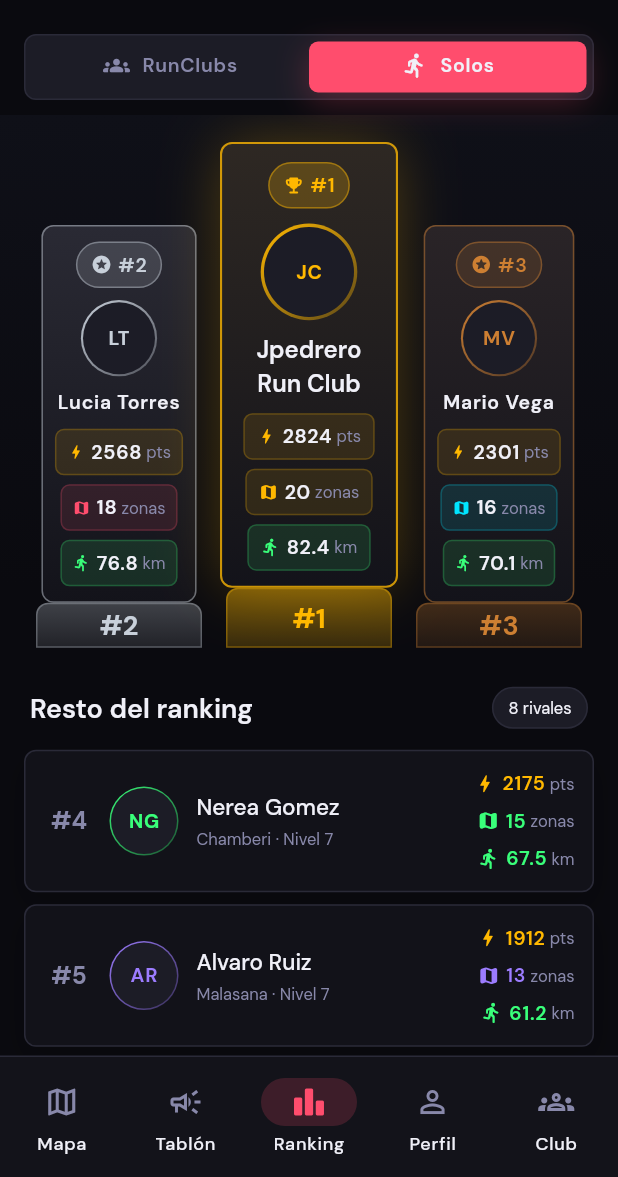
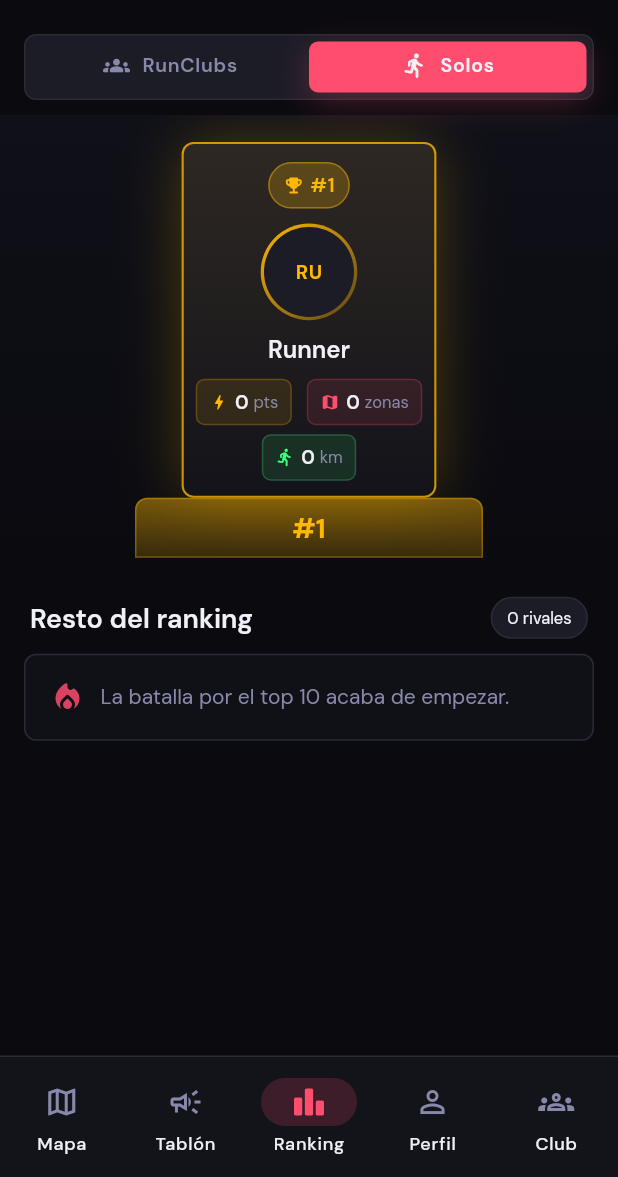
Before and after one commit to jacobo97pd/TrazosApp, a Flutter app: the RankingScreen screen opened by its route, tab 2 chosen, on a phone screen of 412 x 824 dp, the part 59-1236 px from its top. Run offline on Flutter 3.47's test engine with Material 3 defaults, Android fonts, the phone set to English and light mode, and no system bars; our stand-ins replace app_links, cloud_firestore, cloud_functions, confetti, equatable, firebase_auth and 13 more; accounts and stored records are empty.

Commit message:
Remove mocked runners from map and ranking
Las rutas de demo (mock_runners) ya no se pintan en el mapa ni
aparecen en el ranking; el mapa centra en la ubicacion real del
usuario en vez de forzar Madrid centro.

Co-Authored-By: Claude Opus 4.8 <noreply@anthropic.com>

```diff
--- a/lib/data/mock_runners.dart
+++ /dev/null
@@ -1,209 +0,0 @@
-import 'package:flutter/material.dart';
-import 'package:google_maps_flutter/google_maps_flutter.dart';
-
-import '../core/theme.dart';
-
-class MockRunner {
-  const MockRunner({
-    required this.id,
-    required this.name,
-    required this.subtitle,
-    required this.zones,
-    required this.km,
-    required this.level,
-    required this.color,
-    required this.route,
-  });
-
-  final String id;
-  final String name;
-  final String subtitle;
-  final int zones;
-  final double km;
-  final int level;
-  final Color color;
-  final List<LatLng> route;
-}
-
-const mockRunners = [
-  MockRunner(
-    id: 'mock-jc',
-    name: 'Jpedrero Run Club',
-    subtitle: 'Madrid Centro',
-    zones: 20,
-    km: 82.4,
-    level: 9,
-    color: AppColors.gold,
-    route: [
-      LatLng(40.4183, -3.7058),
-      LatLng(40.4198, -3.7028),
-      LatLng(40.4189, -3.6992),
-      LatLng(40.4164, -3.6998),
-      LatLng(40.4154, -3.7031),
-      LatLng(40.4169, -3.7060),
-      LatLng(40.4183, -3.7058),
-    ],
-  ),
-  MockRunner(
-    id: 'mock-lucia',
-    name: 'Lucia Torres',
-    subtitle: 'Retiro',
-    zones: 18,
-    km: 76.8,
-    level: 8,
-    color: AppColors.accent,
-    route: [
-      LatLng(40.4152, -3.6889),
-      LatLng(40.4185, -3.6876),
-      LatLng(40.4202, -3.6847),
-      LatLng(40.4178, -3.6814),
-      LatLng(40.4144, -3.6828),
-      LatLng(40.4127, -3.6863),
-      LatLng(40.4152, -3.6889),
-    ],
-  ),
-  MockRunner(
-    id: 'mock-mario',
-    name: 'Mario Vega',
-    subtitle: 'Arganzuela',
-    zones: 16,
-    km: 70.1,
-    level: 8,
-    color: AppColors.cyan,
-    route: [
-      LatLng(40.4078, -3.7063),
-      LatLng(40.4099, -3.7022),
-      LatLng(40.4086, -3.6978),
-      LatLng(40.4053, -3.6973),
-      LatLng(40.4038, -3.7019),
-      LatLng(40.4051, -3.7068),
-      LatLng(40.4078, -3.7063),
-    ],
-  ),
-  MockRunner(
-    id: 'mock-nerea',
-    name: 'Nerea Gomez',
-    subtitle: 'Chamberi',
-    zones: 15,
-    km: 67.5,
-    level: 7,
-    color: AppColors.green,
-    route: [
-      LatLng(40.4315, -3.7078),
-      LatLng(40.4337, -3.7049),
-      LatLng(40.4321, -3.7009),
-      LatLng(40.4288, -3.7018),
-      LatLng(40.4276, -3.7055),
-      LatLng(40.4298, -3.7085),
-      LatLng(40.4315, -3.7078),
-    ],
-  ),
-  MockRunner(
-    id: 'mock-alvaro',
-    name: 'Alvaro Ruiz',
-    subtitle: 'Malasana',
-    zones: 13,
-    km: 61.2,
-    level: 7,
-    color: Color(0xFF9C7CFF),
-    route: [
-      LatLng(40.4253, -3.7072),
-      LatLng(40.4269, -3.7037),
-      LatLng(40.4252, -3.7008),
-      LatLng(40.4225, -3.7014),
-      LatLng(40.4214, -3.7048),
-      LatLng(40.4231, -3.7077),
-      LatLng(40.4253, -3.7072),
-    ],
-  ),
-  MockRunner(
-    id: 'mock-carmen',
-    name: 'Carmen Sanz',
-    subtitle: 'Lavapies',
-    zones: 12,
-    km: 57.9,
-    level: 6,
-    color: Color(0xFFFF7A45),
-    route: [
-      LatLng(40.4117, -3.7041),
-      LatLng(40.4126, -3.7005),
-      LatLng(40.4102, -3.6978),
-      LatLng(40.4078, -3.6996),
-      LatLng(40.4076, -3.7032),
-      LatLng(40.4099, -3.7052),
-      LatLng(40.4117, -3.7041),
-    ],
-  ),
-  MockRunner(
-    id: 'mock-diego',
-    name: 'Diego Marin',
-    subtitle: 'Salamanca',
-    zones: 11,
-    km: 52.6,
-    level: 6,
-    color: Color(0xFF46C2FF),
-    route: [
-      LatLng(40.4248, -3.6899),
-      LatLng(40.4279, -3.6875),
-      LatLng(40.4266, -3.6834),
-      LatLng(40.4232, -3.6829),
-      LatLng(40.4214, -3.6867),
-      LatLng(40.4228, -3.6902),
-      LatLng(40.4248, -3.6899),
-    ],
-  ),
-  MockRunner(
-    id: 'mock-ines',
-    name: 'Ines Martin',
-    subtitle: 'La Latina',
-    zones: 10,
-    km: 49.7,
-    level: 5,
-    color: Color(0xFFFF5FA2),
-    route: [
-      LatLng(40.4136, -3.7114),
-      LatLng(40.4156, -3.7084),
-      LatLng(40.4142, -3.7052),
-      LatLng(40.4109, -3.7056),
-      LatLng(40.4096, -3.7088),
-      LatLng(40.4114, -3.7118),
-      LatLng(40.4136, -3.7114),
-    ],
-  ),
-  MockRunner(
-    id: 'mock-pablo',
-    name: 'Pablo Nieto',
-    subtitle: 'Atocha',
-    zones: 9,
-    km: 43.3,
-    level: 5,
-    color: Color(0xFF7DD856),
-    route: [
-      LatLng(40.4092, -3.6937),
-      LatLng(40.4117, -3.6908),
-      LatLng(40.4102, -3.6869),
-      LatLng(40.4069, -3.6876),
-      LatLng(40.4059, -3.6915),
-      LatLng(40.4074, -3.6942),
-      LatLng(40.4092, -3.6937),
-    ],
-  ),
-  MockRunner(
-    id: 'mock-sara',
-    name: 'Sara Cano',
-    subtitle: 'Moncloa',
-    zones: 8,
-    km: 39.5,
-    level: 4,
-    color: Color(0xFFFFD166),
-    route: [
-      LatLng(40.4336, -3.7185),
-      LatLng(40.4362, -3.7158),
-      LatLng(40.4351, -3.7119),
-      LatLng(40.4318, -3.7114),
-      LatLng(40.4302, -3.7152),
-      LatLng(40.4316, -3.7187),
-      LatLng(40.4336, -3.7185),
-    ],
-  ),
-];
--- a/lib/screens/map_screen.dart
+++ b/lib/screens/map_screen.dart
@@ -12,7 +12,6 @@ import 'package:go_router/go_router.dart';
 
 import '../core/router.dart';
 import '../core/theme.dart';
-import '../data/mock_runners.dart';
 import '../providers/zones_provider.dart';
 import '../services/permissions_service.dart';
 
@@ -21,10 +20,6 @@ const _defaultCameraPosition = CameraPosition(
   target: LatLng(40.4168, -3.7038),
   zoom: 14.5,
 );
-
-// Mientras existan rutas mock de demo, mantenemos la camara sobre Madrid centro
-// para que los trazos se vean y no haya salto automatico a la ubicacion real.
-const _showMockRoutes = true;
 
 // Estilo del puntero de ubicación. `runner` = icono propio (se genera en código);
 // `dot` = punto azul por defecto de Google. Cambia esta constante para alternar.
@@ -142,8 +137,7 @@ class _MapScreenState extends ConsumerState<MapScreen> {
 
   Future<void> _prepareMap() async {
     final styleFuture = rootBundle.loadString('assets/map_style_dark.json');
-    final cameraFuture =
-        _showMockRoutes ? Future.value(_defaultCameraPosition) : _userCamera();
+    final cameraFuture = _userCamera();
 
     final style = await styleFuture;
     final camera = await cameraFuture;
@@ -186,20 +180,6 @@ class _MapScreenState extends ConsumerState<MapScreen> {
   @override
   Widget build(BuildContext context) {
     final polygons = ref.watch(mapPolygonsProvider);
-    final mockPolylines = {
-      if (_showMockRoutes)
-        for (final runner in mockRunners)
-          Polyline(
-            polylineId: PolylineId('mock-route-${runner.id}'),
-            points: runner.route,
-            color: runner.color.withValues(alpha: 0.42),
-            width: 3,
-            jointType: JointType.round,
-            startCap: Cap.roundCap,
-            endCap: Cap.roundCap,
-            zIndex: 0,
-          ),
-    };
     final mapReady = _darkMapStyle != null && _initialCameraPosition != null;
 
     return Scaffold(
@@ -212,7 +192,6 @@ class _MapScreenState extends ConsumerState<MapScreen> {
                   onMapCreated: _onMapCreated,
                   style: _darkMapStyle,
                   polygons: polygons,
-                  polylines: mockPolylines,
                   markers: {
                     if (_pointerStyle == _Pointer.runner &&
                         _userLatLng != null &&
--- a/lib/screens/ranking_screen.dart
+++ b/lib/screens/ranking_screen.dart
@@ -4,7 +4,6 @@ import 'package:flutter_riverpod/flutter_riverpod.dart';
 
 import '../core/constants.dart';
 import '../core/theme.dart';
-import '../data/mock_runners.dart';
 import '../models/club_model.dart';
 import '../models/user_model.dart';
 
@@ -172,7 +171,6 @@ class _SoloRankingTab extends ConsumerWidget {
       data: (users) {
         final entries = _sortEntries([
           ...users.map(_entryFromUser),
-          ...mockRunners.map(_entryFromMockRunner),
         ]);
         return _RankingContent(entries: entries);
       },
@@ -1244,19 +1242,6 @@ RankingEntry _entryFromUser(UserModel user) {
   );
 }
 
-RankingEntry _entryFromMockRunner(MockRunner runner) {
-  return RankingEntry(
-    id: runner.id,
-    name: runner.name,
-    subtitle: '${runner.subtitle} · Nivel ${runner.level}',
-    zones: runner.zones,
-    km: runner.km,
-    score: _scoreFor(runner.zones, runner.km),
-    initials: _initials(runner.name),
-    accentColor: runner.color,
-  );
-}
-
 List<RankingEntry> _sortEntries(Iterable<RankingEntry> entries) {
   final sorted = entries.toList();
   sorted.sort((a, b) {
```
